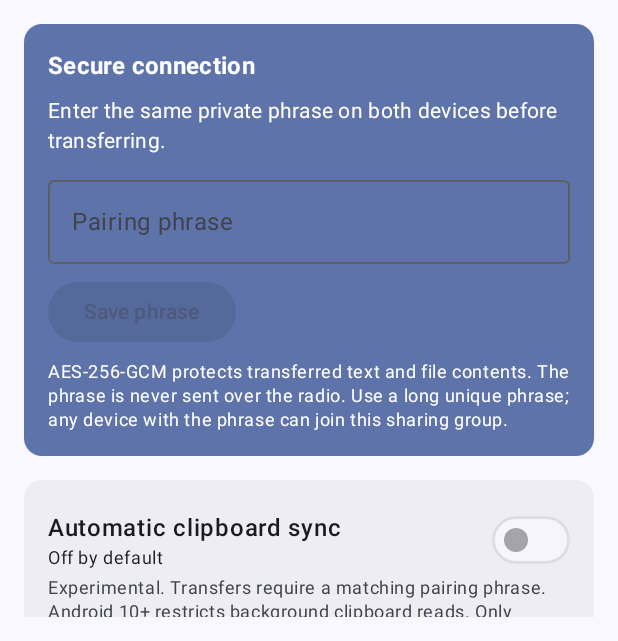
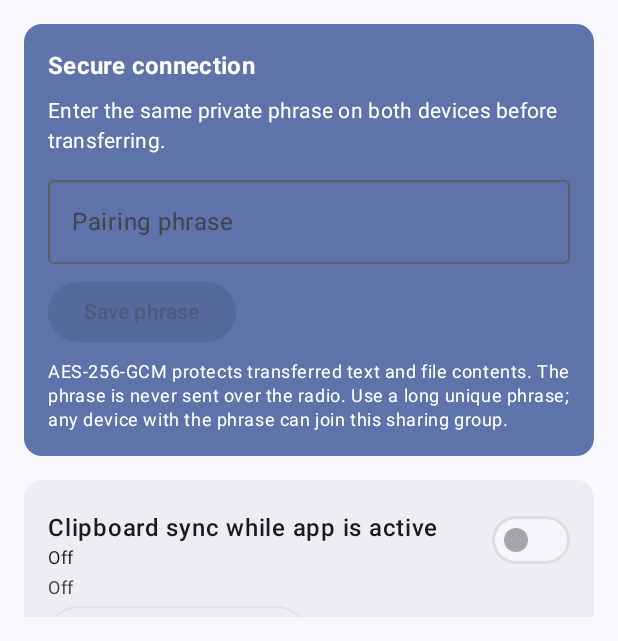
Before and after one commit to almogmaman12/RadioClip, an Android app built with Jetpack Compose: the screen it shows after launch (MainActivity), on a phone screen of 412 x 824 dp, the part 595-1236 px from its top. Run offline under Robolectric (Android 15) with nearby library versions, the phone set to English and light mode, and no system bars; 2 statements that could not run were skipped.

Commit message:
Display truthful clipboard sync status, manual retry and Android background limitation

```diff
--- a/app/src/main/java/com/almog/radioclip/ui/DashboardScreen.kt
+++ b/app/src/main/java/com/almog/radioclip/ui/DashboardScreen.kt
@@ -75,7 +75,9 @@ fun DashboardScreen(
     connectedWifiPeers: List<PeerDevice>,
     history: List<Payload>,
     clipboardSyncEnabled: Boolean,
+    clipboardSyncStatus: String,
     onClipboardSyncChange: (Boolean) -> Unit,
+    onSyncClipboardNow: () -> Unit,
     pairingConfigured: Boolean,
     pairingError: String?,
     onPairingPhrase: (String) -> Unit,
@@ -295,9 +297,9 @@ fun DashboardScreen(
                             horizontalArrangement = Arrangement.SpaceBetween
                         ) {
                             Column(modifier = Modifier.weight(1f)) {
-                                Text("Automatic clipboard sync", fontWeight = FontWeight.SemiBold)
+                                Text("Clipboard sync while app is active", fontWeight = FontWeight.SemiBold)
                                 Text(
-                                    if (clipboardSyncEnabled) "Enabled" else "Off by default",
+                                    if (clipboardSyncEnabled) "On" else "Off",
                                     style = MaterialTheme.typography.bodySmall
                                 )
                             }
@@ -308,9 +310,25 @@ fun DashboardScreen(
                             )
                         }
                         Text(
-                            "Experimental. Transfers require a matching pairing phrase. " +
-                                "Android 10+ restricts background clipboard reads. " +
-                                "Only enable automatic sharing around devices you trust.",
+                            clipboardSyncStatus,
+                            style = MaterialTheme.typography.bodySmall,
+                            color = if (clipboardSyncStatus.startsWith("Not delivered") ||
+                                clipboardSyncStatus.startsWith("Unable") ||
+                                clipboardSyncStatus.startsWith("Clipboard access denied")
+                            ) MaterialTheme.colorScheme.error
+                            else MaterialTheme.colorScheme.onSurfaceVariant
+                        )
+                        OutlinedButton(
+                            enabled = clipboardSyncEnabled && pairingConfigured,
+                            onClick = onSyncClipboardNow
+                        ) {
+                            Text("Sync clipboard now")
+                        }
+                        Text(
+                            "Android 10+ blocks clipboard reads from other apps while " +
+                                "RadioClip is in the background. Copy something, then return " +
+                                "here to sync it, or use Share → RadioClip in the other app. " +
+                                "Only enable this with trusted devices.",
                             style = MaterialTheme.typography.bodySmall,
                             color = MaterialTheme.colorScheme.onSurfaceVariant
                         )
```
